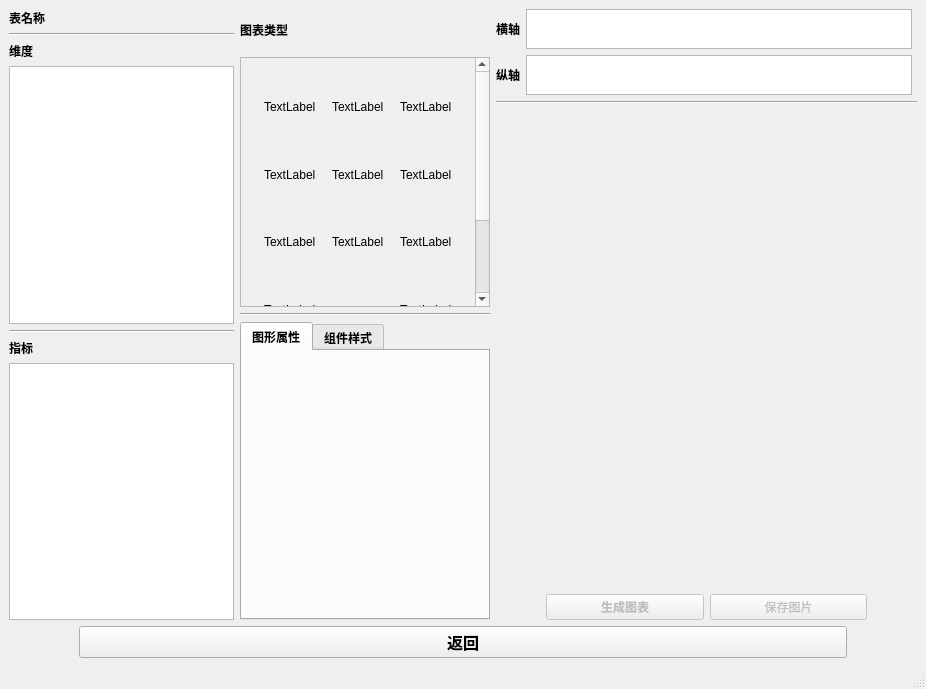
The window that views/UI_DataVisualizationWin.ui (kingry1/GraduationProject-Data-Visualization-System) describes before a commit, drawn with Qt 5.
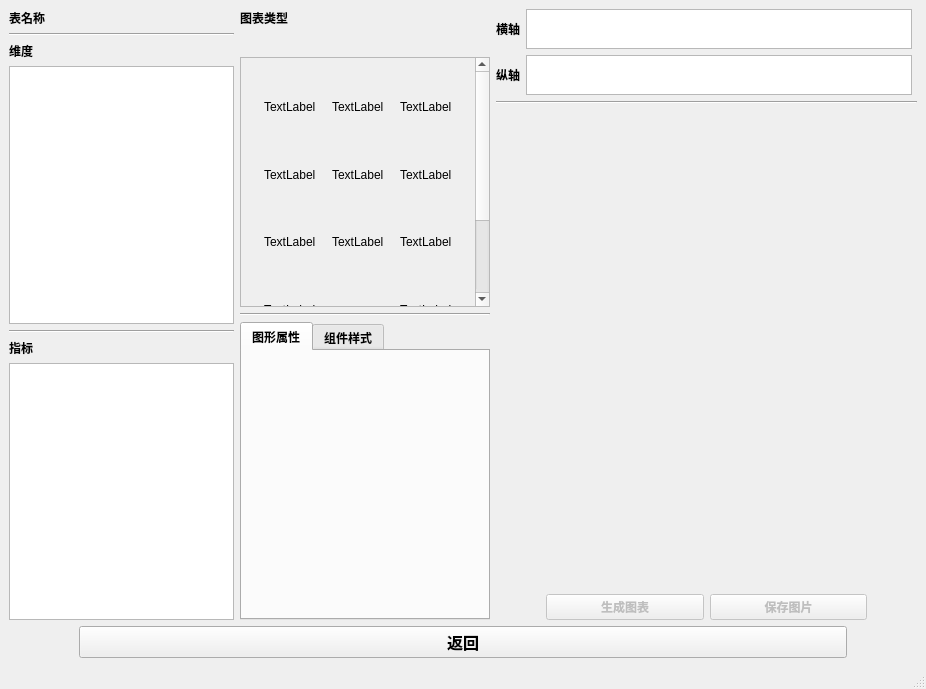
The same window after the commit. Icons and pictures are not drawn. Custom widgets are drawn as their Qt base class.

Commit message: Add input dialog for saveGraph

Diff of the .ui file:
```diff
--- a/views/UI_DataVisualizationWin.ui
+++ b/views/UI_DataVisualizationWin.ui
@@ -62,7 +62,7 @@
            </widget>
           </item>
           <item>
-           <layout class="QVBoxLayout" name="verticalLayout_6">
+           <layout class="QVBoxLayout" name="verticalLayout_dimension">
             <item alignment="Qt::AlignVCenter">
              <widget class="QLabel" name="label_2">
               <property name="font">
@@ -121,7 +121,7 @@
            </widget>
           </item>
           <item>
-           <layout class="QVBoxLayout" name="verticalLayout_7">
+           <layout class="QVBoxLayout" name="verticalLayout_indicator">
             <item alignment="Qt::AlignVCenter">
              <widget class="QLabel" name="label_3">
               <property name="font">
@@ -166,7 +166,7 @@
          <layout class="QVBoxLayout" name="verticalLayout_7" stretch="1,0,1">
           <item>
            <layout class="QVBoxLayout" name="verticalLayout">
-            <item>
+            <item alignment="Qt::AlignTop">
              <widget class="QLabel" name="graphTypeLabel">
               <property name="font">
                <font>
@@ -546,7 +546,9 @@
               </property>
               <property name="font">
                <font>
-                <family>Microsoft YaHei</family>
+                <family>微软雅黑</family>
+                <weight>75</weight>
+                <bold>true</bold>
                </font>
               </property>
               <property name="text">
```
Left out of the diff: 6 changed lines with no effect on the pictures. The commit also changes 3 other files.
